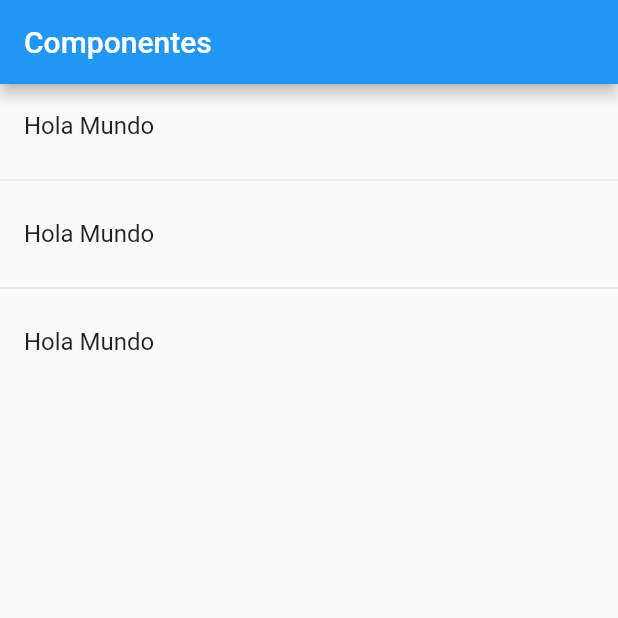
After one commit to Edd-war/flutter-components, a Flutter app: the screen it shows after launch, on a phone screen of 412 x 824 dp, the top half of it. The commit adds this screen. Run offline on Flutter 3.47's test engine with Material 2 defaults, Android fonts, the phone set to English and light mode, and no system bars.

Commit message:
Página - HomePage
Se crea el recurso HomePage con StatelessWidget y muestra la lista en métodos anidados.

```diff
--- a/lib/main.dart
+++ b/lib/main.dart
@@ -1,6 +1,7 @@
 import 'package:flutter/material.dart';
 
-import 'package:componentes/src/pages/home_temp.dart';
+import 'package:componentes/src/pages/home_page.dart';
+// import 'package:componentes/src/pages/home_temp.dart';
 
 void main() => runApp(MyApp());
 
@@ -10,7 +11,7 @@
     return MaterialApp(
       title: 'Componentes APP',
       debugShowCheckedModeBanner: false,
-      home: HomePageTemp()
+      home: HomePage()
     );
   }
 }
--- /dev/null
+++ b/lib/src/pages/home_page.dart
@@ -0,0 +1,31 @@
+import 'package:flutter/material.dart';
+
+class HomePage extends StatelessWidget {
+  const HomePage({Key? key}) : super(key: key);
+
+  @override
+  Widget build(BuildContext context) {
+    return Scaffold(
+      appBar: AppBar(
+        title: Text('Componentes'),
+      ),
+      body: _lista(),
+    );
+  }
+
+  Widget _lista() {
+    return ListView(
+      children: _listaItems(),
+    );
+  }
+
+  List<Widget> _listaItems() {
+    return [
+      ListTile(title: Text('Hola Mundo')),
+      Divider(),
+      ListTile(title: Text('Hola Mundo')),
+      Divider(),
+      ListTile(title: Text('Hola Mundo')),
+    ];
+  }
+}
```
